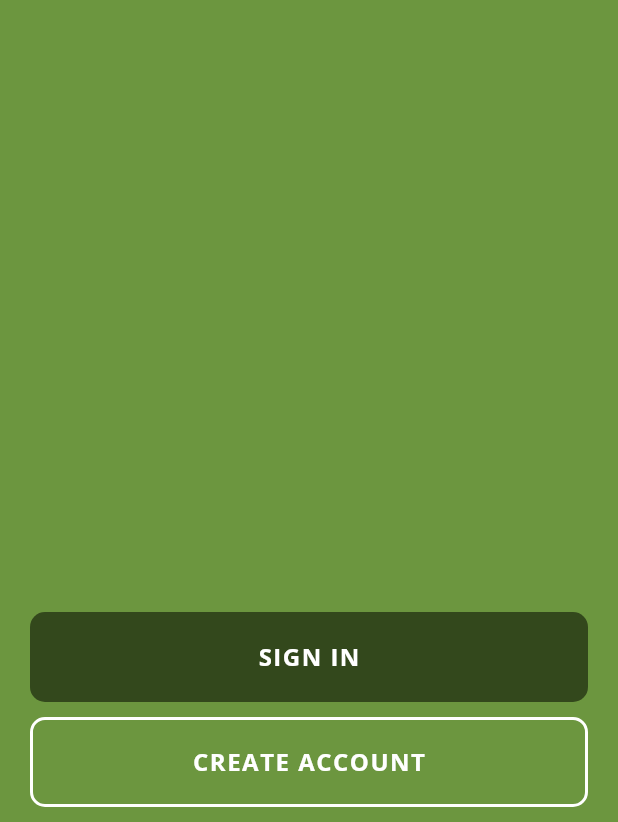
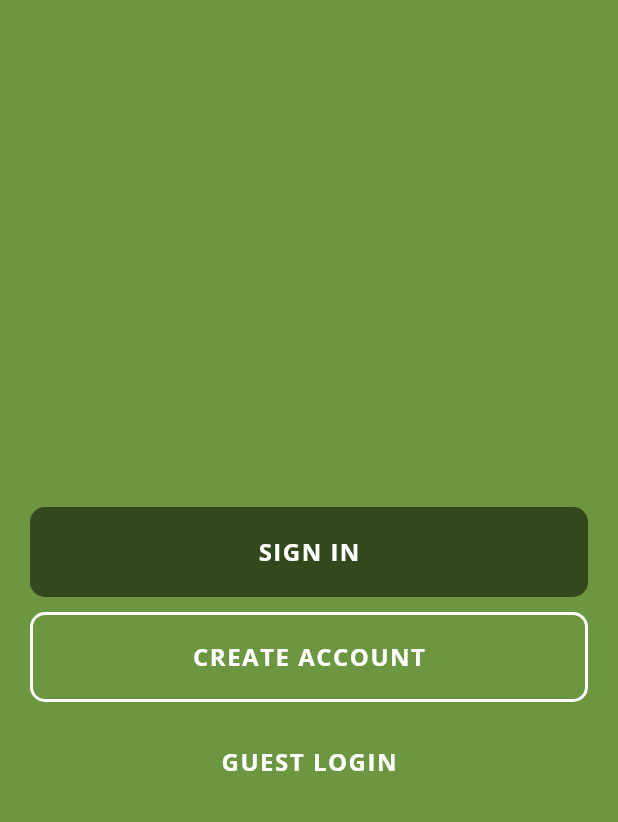
Before and after one commit to mbenhard/frankopizza, a Flutter app: the screen it shows after launch, after a tap on "CONTINUE", on a phone screen of 412 x 824 dp, the part 414-1236 px from its top. Run offline on Flutter 3.47's test engine with Material 2 defaults, Android fonts, the light colour scheme and no system bars; our stand-ins replace firebase_core, firebase_messaging, flutter_easyloading, flutter_local_notifications, flutter_svg_provider, fluttertoast and 3 more; missing offline and left inert: flutter_inappwebview, wp_notify; accounts and stored records are empty.

Commit message:
[FR] Created guest login option

```diff
--- a/lib/screens/welcome_page.dart
+++ b/lib/screens/welcome_page.dart
@@ -10,6 +10,7 @@ List<String> acc = <String>[
   'CREATE ACCOUNT',
   "KONTO ERSTELLEN"
 ];
+List<String> guest = <String>["PRIHLÁSIŤ BEZ ÚČTU", "GUEST LOGIN", "GAST-LOGIN"];
 
 class WelcomePage extends StatelessWidget {
   final int v;
@@ -109,6 +110,26 @@ class WelcomePage extends StatelessWidget {
                   const SizedBox(
                     height: 10,
                   ),
+                  GestureDetector(
+                    onTap: () {
+                      Navigator.push(
+                        context,
+                        CupertinoPageRoute(
+                          builder: (context) => DriverWebPage(),
+                        ),
+                      );
+                    },
+                    child: Container(
+                      height: 60,
+                      width: double.infinity,
+                      child: Center(
+                        child: Text(guest[v], style: kButtonText),
+                      ),
+                    ),
+                  ),
+                  const SizedBox(
+                    height: 10,
+                  ),
                 ],
               ),
             ),
```
